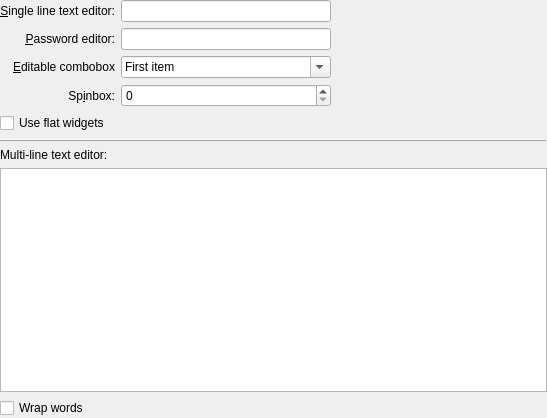
The window that ui/oxygeninputdemowidget.ui (RJVB/qstyle-demo) describes before a commit, drawn with Qt 5.
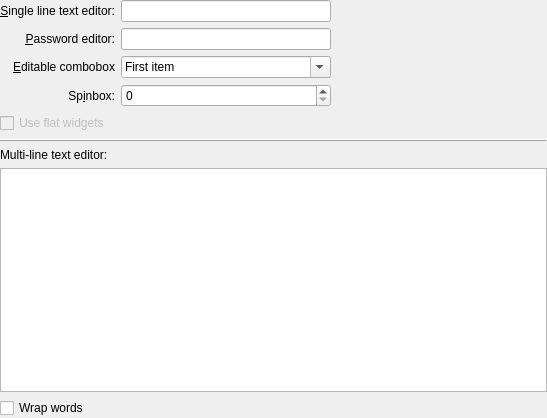
The same window after the commit.

The edit to the form file:
```diff
--- a/ui/oxygeninputdemowidget.ui
+++ b/ui/oxygeninputdemowidget.ui
@@ -159,6 +159,9 @@
    </item>
    <item row="4" column="0" colspan="2">
     <widget class="QCheckBox" name="flatCheckBox">
+     <property name="enabled">
+      <bool>false</bool>
+     </property>
      <property name="text">
       <string>Use flat widgets</string>
      </property>
```
